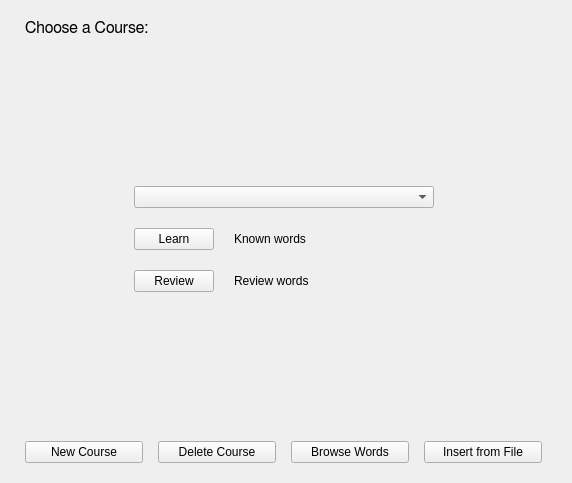
This is src/gui/course_chooser_widget.ui in tombranfield/spaced_repeating_vocabulary as Qt 5 draws it before an edit. The edited form follows.
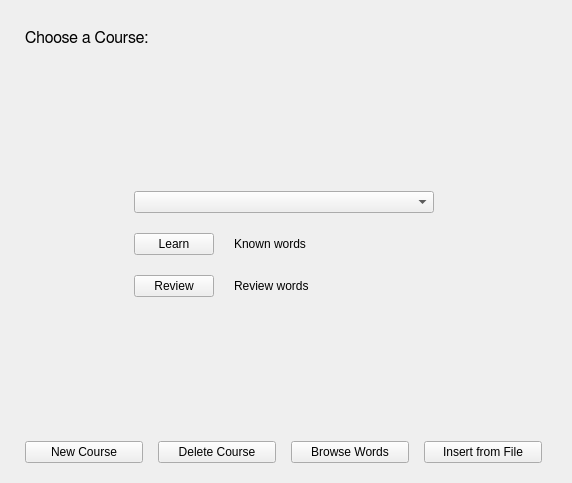
This is the edited form.

Commit message: Misc layout tweaks to multiple .ui files

What changed in the file:
```diff
--- a/src/gui/course_chooser_widget.ui
+++ b/src/gui/course_chooser_widget.ui
@@ -22,7 +22,7 @@
      <number>25</number>
     </property>
     <property name="topMargin">
-     <number>20</number>
+     <number>30</number>
     </property>
     <property name="rightMargin">
      <number>30</number>
@@ -30,7 +30,7 @@
     <property name="bottomMargin">
      <number>20</number>
     </property>
-    <item>
+    <item alignment="Qt::AlignLeft">
      <widget class="QLabel" name="title_label">
       <property name="minimumSize">
        <size>
```
The commit also changes 3 other files.
